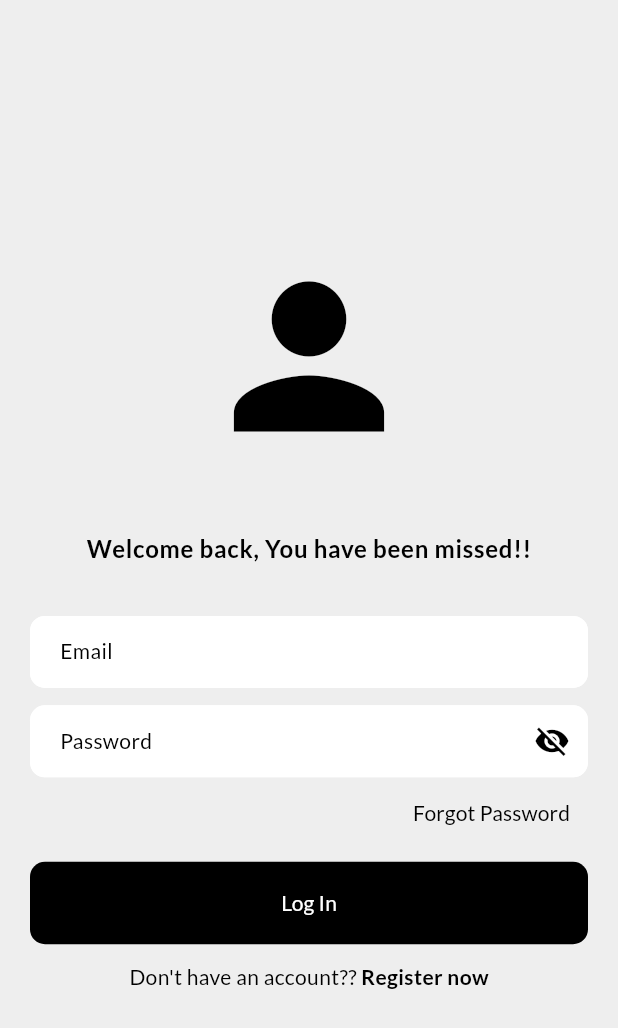
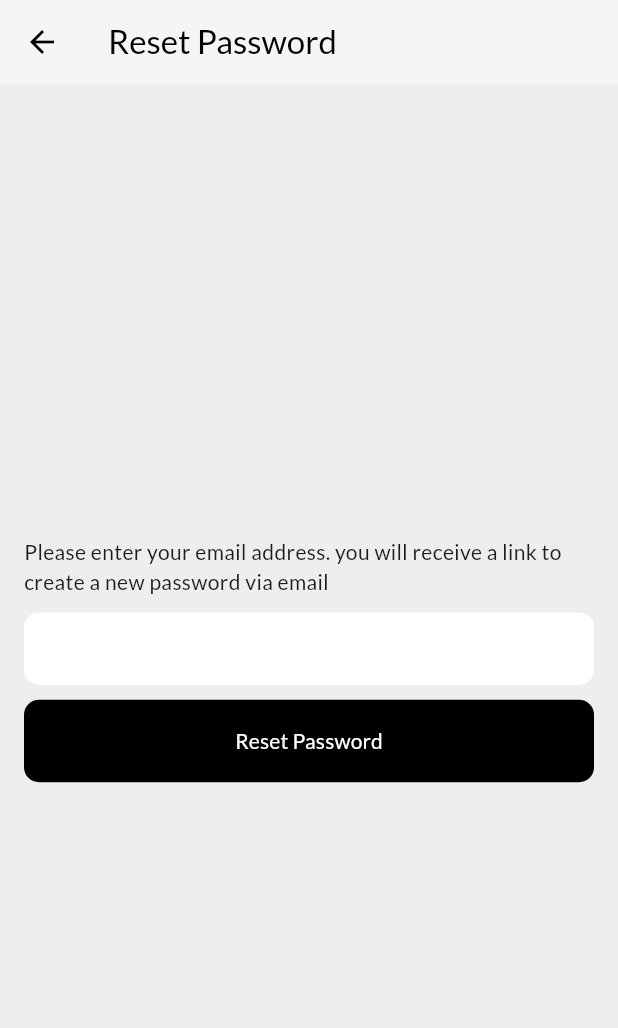
Before and after one commit to ChinmayMangela/chat_application, a Flutter app: the screen it shows after launch, after a tap on "Forgot Password", on a phone screen of 412 x 824 dp. Shown: the top 1028 px of the screen. Run offline on Flutter 3.47's test engine with Material 3 defaults, Android fonts, the phone set to English and light mode, and no system bars; our stand-ins replace animated_splash_screen, firebase_auth, firebase_core, google_fonts, lottie; accounts and stored records are empty; project files that could hold a hidden picture were left out.

Commit message:
Added password reset feature
Users can now reset their password by entering their email. A link to create a new password will be sent to the provided email address.

```diff
--- a/lib/features/authentication/presentation/screens/log_in_screen.dart
+++ b/lib/features/authentication/presentation/screens/log_in_screen.dart
@@ -1,3 +1,4 @@
+import 'package:chat_app/features/authentication/presentation/screens/reset_password_page.dart';
 import 'package:chat_app/features/authentication/presentation/widgets/custom_button.dart';
 import 'package:chat_app/features/authentication/presentation/widgets/custom_textfield.dart';
 import 'package:chat_app/main.dart';
@@ -149,10 +150,19 @@ class _LogInScreenState extends State<LogInScreen> {
       mainAxisAlignment: MainAxisAlignment.end,
       children: [
         TextButton(
-          onPressed: () {},
-          child: Text('Forgot Password', style: Theme.of(context).textTheme.labelLarge!.copyWith(
-            color: Theme.of(context).colorScheme.secondary,
-          ),),
+          onPressed: () {
+            Navigator.of(context).push(
+              MaterialPageRoute(
+                builder: (context) => const ResetPasswordPage(),
+              ),
+            );
+          },
+          child: Text(
+            'Forgot Password',
+            style: Theme.of(context).textTheme.labelLarge!.copyWith(
+                  color: Theme.of(context).colorScheme.secondary,
+                ),
+          ),
         ),
       ],
     );
--- /dev/null
+++ b/lib/features/authentication/presentation/screens/reset_password_page.dart
@@ -0,0 +1,70 @@
+import 'package:chat_app/features/authentication/presentation/widgets/custom_button.dart';
+import 'package:chat_app/features/authentication/presentation/widgets/custom_textfield.dart';
+import 'package:chat_app/services/authentication/authentication_service.dart';
+import 'package:chat_app/utils/utils.dart';
+import 'package:flutter/material.dart';
+
+class ResetPasswordPage extends StatefulWidget {
+  const ResetPasswordPage({super.key});
+
+  @override
+  State<ResetPasswordPage> createState() => _ResetPasswordPageState();
+}
+
+class _ResetPasswordPageState extends State<ResetPasswordPage> {
+  final _emailController = TextEditingController();
+  final _authenticationService = AuthenticationService();
+
+  @override
+  void dispose() {
+    super.dispose();
+    _emailController.dispose();
+  }
+
+  Future<void> _resetPassword() async {
+    final email = _emailController.text.trim();
+    if(email.isEmpty) {
+      Utils.showSnackBar('Enter your email');
+      return;
+    }
+    await _authenticationService.resetPassword(email);
+  }
+
+  @override
+  Widget build(BuildContext context) {
+    return Scaffold(
+      appBar: _buildAppBar(),
+      body: _buildBody(),
+    );
+  }
+
+  AppBar _buildAppBar() {
+    return AppBar(
+      title: const Text('Reset Password'),
+    );
+  }
+
+  Widget _buildBody() {
+    return Padding(
+      padding: const EdgeInsets.symmetric(horizontal: 16.0),
+      child: Center(
+        child: Column(
+          mainAxisAlignment: MainAxisAlignment.center,
+          children: [
+            const Text(
+                'Please enter your email address. you will receive a link to create a new password via email'),
+            const SizedBox(height: 10),
+            CustomTextField(
+              controller: _emailController,
+              hintText: '',
+              isPasswordField: false,
+              autoFillHints: const [AutofillHints.email],
+            ),
+            const SizedBox(height: 10),
+            CustomButton(onTap: _resetPassword, label: 'Reset Password')
+          ],
+        ),
+      ),
+    );
+  }
+}
--- a/lib/services/authentication/authentication_service.dart
+++ b/lib/services/authentication/authentication_service.dart
@@ -42,15 +42,24 @@ class AuthenticationService {
     await _auth.signOut();
   }
 
-
   Future<void> sendVerificationEmail() async {
     Utils.showSnackBar('Email verification has been sent');
     try {
       final user = _auth.currentUser;
       await user!.sendEmailVerification();
-    } catch(e) {
+    } catch (e) {
       Utils.showSnackBar(e.toString());
     }
   }
 
+  Future<void> resetPassword(String email) async {
+    Utils.showSnackBar('Password reset email sent');
+    try {
+      await _auth.sendPasswordResetEmail(
+        email: email,
+      );
+    } catch (e) {
+      Utils.showSnackBar(e.toString());
+    }
+  }
 }
```
Also changed, not shown: lib/features/authentication/presentation/screens/verification_screen.dart (+15 -10 lines).
